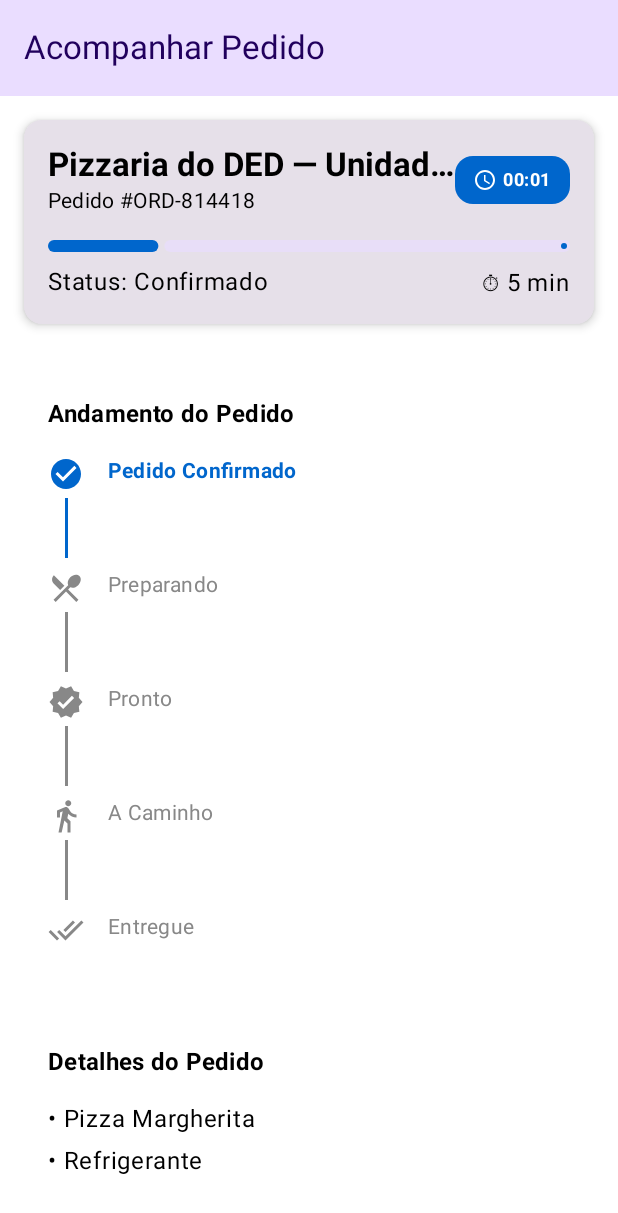
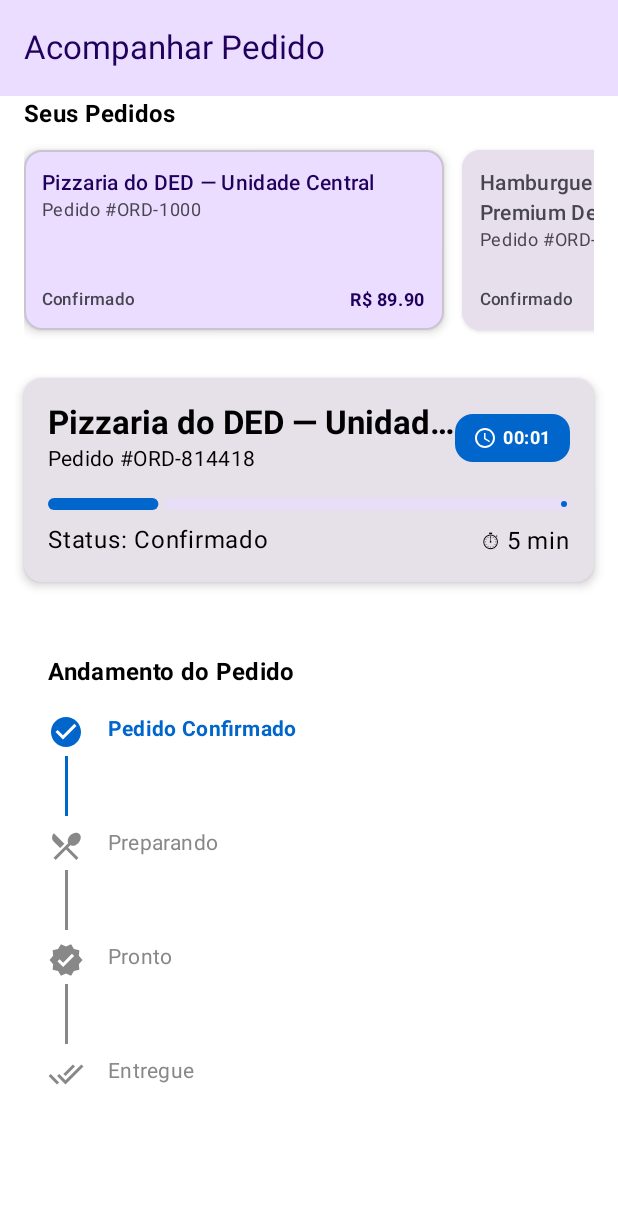
Before and after one commit to Wesleytech22/Mesa-Pronta, an Android app built with Jetpack Compose: the composable OrderTrackingScreen shown on its own in the app's theme, on a phone screen of 412 x 824 dp. Shown: the top 1213 px of the screen. Run offline under Robolectric (Android 15) with nearby library versions, the phone set to English and light mode, and no system bars.

Commit message:
Feat: :bug: Adjusting ordertracking screen

```diff
--- a/app/src/main/java/com/mesapronta/app/ui/screen/OrderTrackingScreen.kt
+++ b/app/src/main/java/com/mesapronta/app/ui/screen/OrderTrackingScreen.kt
@@ -3,6 +3,9 @@ package com.mesapronta.app.ui.screens
 import android.widget.Toast
 import androidx.compose.foundation.background
 import androidx.compose.foundation.layout.*
+import androidx.compose.foundation.lazy.LazyRow
+import androidx.compose.foundation.lazy.items
+import androidx.compose.foundation.lazy.rememberLazyListState
 import androidx.compose.foundation.shape.RoundedCornerShape
 import androidx.compose.material.icons.Icons
 import androidx.compose.material.icons.filled.*
@@ -17,12 +20,14 @@ import androidx.compose.ui.text.font.FontWeight
 import androidx.compose.ui.text.style.TextOverflow
 import androidx.compose.ui.unit.dp
 import kotlinx.coroutines.delay
+import kotlinx.coroutines.launch
 
 @OptIn(ExperimentalMaterial3Api::class)
 @Composable
 fun OrderTrackingScreen(modifier: Modifier = Modifier) {
 
     val context = LocalContext.current
+    val coroutineScope = rememberCoroutineScope()
 
     val orders = listOf(
         "Pizzaria do DED — Unidade Central",
@@ -39,7 +44,6 @@ fun OrderTrackingScreen(modifier: Modifier = Modifier) {
 
     // TIMER
     LaunchedEffect(currentOrderIndex) {
-
         timeElapsed = 0
         orderStatus = OrderStatus.CONFIRMED
 
@@ -53,7 +57,6 @@ fun OrderTrackingScreen(modifier: Modifier = Modifier) {
                 progress < 0.25f -> OrderStatus.CONFIRMED
                 progress < 0.50f -> OrderStatus.PREPARING
                 progress < 0.75f -> OrderStatus.READY
-                progress < 1.00f -> OrderStatus.ON_THE_WAY
                 else -> OrderStatus.DELIVERED
             }
 
@@ -83,6 +86,22 @@ fun OrderTrackingScreen(modifier: Modifier = Modifier) {
         total = 89.90
     )
 
+    // Criar lista de pedidos para o LazyRow
+    val allOrders = remember {
+        orders.mapIndexed { index, restaurantName ->
+            CurrentOrder(
+                id = "ORD-${1000 + index}",
+                restaurantName = restaurantName,
+                status = if (index == currentOrderIndex) orderStatus else
+                    if (index < currentOrderIndex) OrderStatus.DELIVERED else OrderStatus.CONFIRMED,
+                timeElapsed = if (index == currentOrderIndex) timeElapsed else 0,
+                estimatedTime = if (index == currentOrderIndex) estimatedTime else 5,
+                items = listOf("Item ${index + 1}A", "Item ${index + 1}B", "Item ${index + 1}C"),
+                total = 89.90 + (index * 10)
+            )
+        }
+    }
+
     Scaffold(
         topBar = {
             TopAppBar(
@@ -100,6 +119,19 @@ fun OrderTrackingScreen(modifier: Modifier = Modifier) {
                 .fillMaxSize()
                 .background(MaterialTheme.colorScheme.background)
         ) {
+            // LazyRow para mostrar múltiplos pedidos
+            OrdersCarousel(
+                orders = allOrders,
+                currentOrderIndex = currentOrderIndex,
+                onOrderSelected = { index ->
+                    coroutineScope.launch {
+                        currentOrderIndex = index
+                    }
+                }
+            )
+
+            Spacer(modifier = Modifier.height(16.dp))
+
             OrderHeader(currentOrder)
             OrderTimeline(currentOrder.status, currentOrder.timeElapsed)
             OrderDetails(currentOrder)
@@ -112,8 +144,122 @@ fun OrderTrackingScreen(modifier: Modifier = Modifier) {
     }
 }
 
+@Composable
+fun OrdersCarousel(
+    orders: List<CurrentOrder>,
+    currentOrderIndex: Int,
+    onOrderSelected: (Int) -> Unit
+) {
+    val listState = rememberLazyListState(
+        initialFirstVisibleItemIndex = currentOrderIndex
+    )
+
+    Column(
+        modifier = Modifier
+            .fillMaxWidth()
+            .padding(horizontal = 16.dp)
+    ) {
+        Text(
+            "Seus Pedidos",
+            style = MaterialTheme.typography.titleMedium,
+            fontWeight = FontWeight.Bold,
+            modifier = Modifier.padding(bottom = 12.dp)
+        )
+
+        LazyRow(
+            state = listState,
+            horizontalArrangement = Arrangement.spacedBy(12.dp),
+            modifier = Modifier.fillMaxWidth()
+        ) {
+            items(orders) { order ->
+                OrderCardItem(
+                    order = order,
+                    isSelected = orders.indexOf(order) == currentOrderIndex,
+                    onClick = { onOrderSelected(orders.indexOf(order)) }
+                )
+            }
+        }
+    }
+}
+
+@Composable
+fun OrderCardItem(
+    order: CurrentOrder,
+    isSelected: Boolean,
+    onClick: () -> Unit
+) {
+    Card(
+        onClick = onClick,
+        modifier = Modifier
+            .width(280.dp)
+            .height(120.dp),
+        colors = CardDefaults.cardColors(
+            containerColor = if (isSelected) {
+                MaterialTheme.colorScheme.primaryContainer
+            } else {
+                MaterialTheme.colorScheme.surfaceVariant
+            }
+        ),
+        border = if (isSelected) {
+            CardDefaults.outlinedCardBorder()
+        } else {
+            null
+        },
+        elevation = CardDefaults.cardElevation(defaultElevation = if (isSelected) 4.dp else 2.dp)
+    ) {
+        Column(
+            modifier = Modifier
+                .padding(12.dp)
+                .fillMaxSize(),
+            verticalArrangement = Arrangement.SpaceBetween
+        ) {
+            Column {
+                Text(
+                    order.restaurantName,
+                    style = MaterialTheme.typography.bodyMedium,
+                    fontWeight = FontWeight.SemiBold,
+                    maxLines = 2,
+                    overflow = TextOverflow.Ellipsis,
+                    modifier = Modifier.fillMaxWidth()
+                )
+
+                Text(
+                    "Pedido #${order.id}",
+                    style = MaterialTheme.typography.bodySmall,
+                    color = MaterialTheme.colorScheme.onSurfaceVariant
+                )
+            }
+
+            Row(
+                modifier = Modifier.fillMaxWidth(),
+                horizontalArrangement = Arrangement.SpaceBetween,
+                verticalAlignment = Alignment.CenterVertically
+            ) {
+                Text(
+                    getStatusText(order.status),
+                    style = MaterialTheme.typography.labelSmall,
+                    color = when (order.status) {
+                        OrderStatus.DELIVERED -> MaterialTheme.colorScheme.primary
+                        OrderStatus.READY -> MaterialTheme.colorScheme.secondary
+                        OrderStatus.PREPARING -> MaterialTheme.colorScheme.tertiary
+                        OrderStatus.CONFIRMED -> MaterialTheme.colorScheme.onSurfaceVariant
+                    }
+                )
+
+                Text(
+                    "R$ ${"%.2f".format(order.total)}",
+                    style = MaterialTheme.typography.bodySmall,
+                    fontWeight = FontWeight.Bold
+                )
+            }
+        }
+    }
+}
+
+// O resto do código permanece igual (enum, data class, e outras composables)...
+
 enum class OrderStatus {
-    CONFIRMED, PREPARING, READY, ON_THE_WAY, DELIVERED
+    CONFIRMED, PREPARING, READY, DELIVERED
 }
 
 data class CurrentOrder(
@@ -244,7 +390,6 @@ fun OrderTimeline(currentStatus: OrderStatus, timeElapsed: Int) {
                 TimelineStep(OrderStatus.CONFIRMED, "Pedido Confirmado", Icons.Default.CheckCircle),
                 TimelineStep(OrderStatus.PREPARING, "Preparando", Icons.Default.RestaurantMenu),
                 TimelineStep(OrderStatus.READY, "Pronto", Icons.Default.Verified),
-                TimelineStep(OrderStatus.ON_THE_WAY, "A Caminho", Icons.Default.DirectionsWalk),
                 TimelineStep(OrderStatus.DELIVERED, "Entregue", Icons.Default.DoneAll)
             )
 
@@ -393,7 +538,6 @@ private fun calculateProgress(status: OrderStatus): Float {
         OrderStatus.CONFIRMED -> 0.2f
         OrderStatus.PREPARING -> 0.4f
         OrderStatus.READY -> 0.6f
-        OrderStatus.ON_THE_WAY -> 0.8f
         OrderStatus.DELIVERED -> 1.0f
     }
 }
@@ -403,7 +547,6 @@ private fun getStatusText(status: OrderStatus): String {
         OrderStatus.CONFIRMED -> "Confirmado"
         OrderStatus.PREPARING -> "Preparando"
         OrderStatus.READY -> "Pronto"
-        OrderStatus.ON_THE_WAY -> "A Caminho"
         OrderStatus.DELIVERED -> "Entregue"
     }
 }
```
